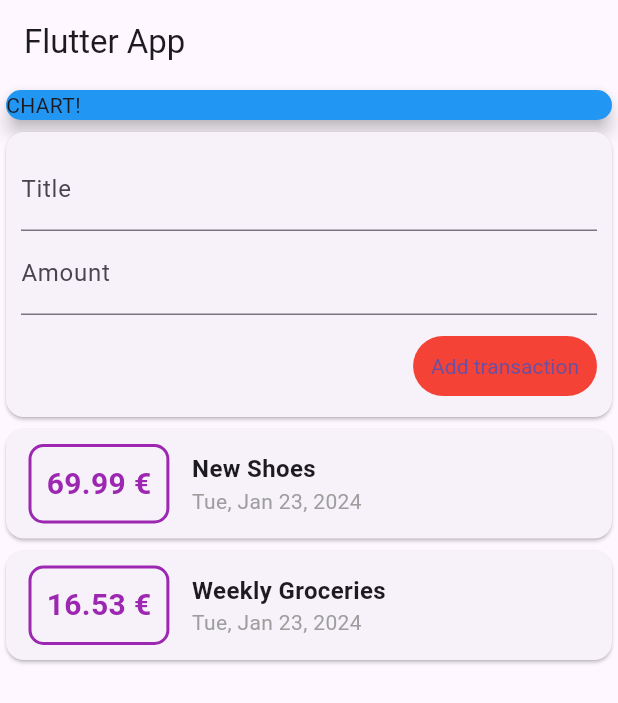
After one commit to ivanroscuenca/app_gastos, a Flutter app: the screen it shows after launch, on a phone screen of 412 x 824 dp. The commit adds this screen. Shown: the top 703 px of the screen. Run offline on Flutter 3.47's test engine with Material 3 defaults, Android fonts, the phone set to English and light mode, and no system bars.

Commit message:
4.22 update

```diff
--- /dev/null
+++ b/lib/widgets/new_transaction.dart
@@ -0,0 +1,45 @@
+import 'package:flutter/material.dart';
+
+class NewTransaction extends StatelessWidget {
+  NewTransaction(this.addTx);
+//Controllers
+
+  final titleController = TextEditingController();
+  final amountController = TextEditingController();
+  final Function addTx;
+
+  @override
+  Widget build(BuildContext context) {
+    return Card(
+      child: Container(
+        padding: const EdgeInsets.all(10),
+        child: Column(
+            crossAxisAlignment: CrossAxisAlignment.end,
+            children: <Widget>[
+              TextField(
+                decoration: const InputDecoration(labelText: 'Title'),
+                controller: titleController,
+              ),
+              TextField(
+                decoration: const InputDecoration(labelText: 'Amount'),
+                controller: amountController,
+              ),
+              const SizedBox(
+                height: 10,
+              ),
+              TextButton(
+                onPressed: () {
+                  addTx(titleController.text,
+                      double.parse(amountController.text));
+                },
+                style: const ButtonStyle(
+                    backgroundColor: MaterialStatePropertyAll(Colors.red),
+                    textStyle: MaterialStatePropertyAll(
+                        TextStyle(color: Colors.white))),
+                child: const Text('Add transaction'),
+              ),
+            ]),
+      ),
+    );
+  }
+}
--- /dev/null
+++ b/lib/widgets/transaction_list.dart
@@ -0,0 +1,72 @@
+import 'package:app_gastos/models/transaction.dart';
+import 'package:flutter/material.dart';
+import 'package:intl/intl.dart';
+
+class TransactionList extends StatelessWidget {
+  final List<Transaction> transactions;
+  TransactionList(this.transactions);
+
+  @override
+  Widget build(BuildContext context) {
+    return Container(
+      height: 300,
+      child: SingleChildScrollView(
+        child: Column(
+          children: transactions.map((tx) {
+            return Card(
+              child: Row(
+                children: <Widget>[
+                  // Container displaying the transaction amount
+                  Container(
+                    margin: const EdgeInsets.symmetric(
+                      vertical: 10,
+                      horizontal: 15,
+                    ),
+                    decoration: BoxDecoration(
+                      borderRadius: BorderRadius.circular(10),
+                      border: Border.all(
+                        color: Colors.purple,
+                        width: 2,
+                      ),
+                    ),
+                    padding: const EdgeInsets.all(10),
+                    child: Text(
+                      //string interpollaltion
+                      '${tx.amount} €',
+                      style: const TextStyle(
+                        fontWeight: FontWeight.bold,
+                        fontSize: 20,
+                        color: Colors.purple,
+                      ),
+                    ),
+                  ),
+                  // Column displaying transaction title and date
+                  Column(
+                    crossAxisAlignment: CrossAxisAlignment.start,
+                    children: <Widget>[
+                      // Text displaying transaction title
+                      Text(
+                        tx.title,
+                        style: const TextStyle(
+                          fontSize: 16,
+                          fontWeight: FontWeight.bold,
+                        ),
+                      ),
+                      // Text displaying transaction date
+                      Text(
+                        DateFormat.yMMMEd().format(tx.date),
+                        style: const TextStyle(
+                          color: Colors.grey,
+                        ),
+                      ),
+                    ],
+                  ),
+                ],
+              ),
+            );
+          }).toList(),
+        ),
+      ),
+    );
+  }
+}
--- /dev/null
+++ b/lib/widgets/users_transactions.dart
@@ -0,0 +1,47 @@
+import 'package:app_gastos/models/transaction.dart';
+import 'package:app_gastos/widgets/new_transaction.dart';
+import 'package:app_gastos/widgets/transaction_list.dart';
+import 'package:flutter/material.dart';
+
+class UserTransactions extends StatefulWidget {
+  const UserTransactions({super.key});
+
+  @override
+  State<UserTransactions> createState() => _MyWidgetState();
+}
+
+class _MyWidgetState extends State<UserTransactions> {
+  final List<Transaction> _userTransaction = [
+    Transaction(
+      id: 't1',
+      title: 'New Shoes',
+      amount: 69.99,
+      date: DateTime.now(),
+    ),
+    Transaction(
+      id: 't2',
+      title: 'Weekly Groceries',
+      amount: 16.53,
+      date: DateTime.now(),
+    ),
+  ];
+
+  void _addNewTransaction(String txTitle, double txAmount) {
+    final NewTx = Transaction(
+        title: txTitle,
+        amount: txAmount,
+        date: DateTime.now(),
+        id: DateTime.now().toString());
+    setState(() {
+      _userTransaction.add(NewTx);
+    });
+  }
+
+  @override
+  Widget build(BuildContext context) {
+    return Column(children: <Widget>[
+      NewTransaction(_addNewTransaction),
+      TransactionList(_userTransaction)
+    ]);
+  }
+}
```
Also changed, not shown: lib/main.dart (+4 -109 lines), lib/models/transaction.dart (renamed from lib/transaction.dart).
